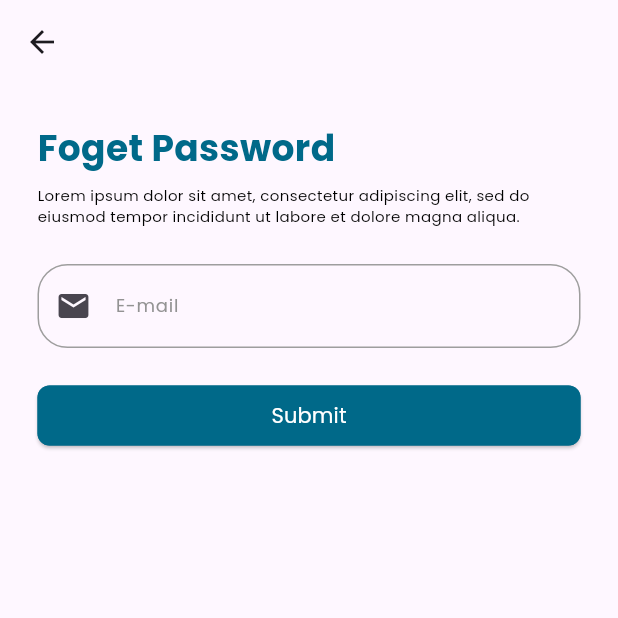
After one commit to agojolai/RENT_Pinesville, a Flutter app: the forgetPassword screen opened by its route, on a phone screen of 412 x 824 dp, the top half of it. The commit adds this screen. Run offline on Flutter 3.47's test engine with Material 3 defaults, Android fonts, the phone set to English and light mode, and no system bars; our stand-ins replace firebase_auth, firebase_core; accounts and stored records are empty; network calls fail; project files that could hold a hidden picture were left out.

Commit message:
As of 8 pm

```diff
--- /dev/null
+++ b/lib/Billings/submit_bills.dart
@@ -0,0 +1 @@
+import 'package:flutter/material.dart';
--- /dev/null
+++ b/lib/features/password_configuration/forgot_password.dart
@@ -0,0 +1,100 @@
+import 'package:flutter/material.dart';
+
+class forgetPassword extends StatelessWidget {
+  const forgetPassword({super.key});
+
+  @override
+  Widget build(BuildContext context) {
+    return Scaffold(
+      appBar: AppBar(
+        title: const Text('Forgot Password',
+        style: TextStyle(
+          fontSize: 16,
+          fontFamily: 'Poppins',
+          fontWeight: FontWeight.bold,
+          color: Color(0xFFFFFFF),
+        ),),
+        centerTitle: true,
+
+      ),
+      body: Padding(
+        padding: const EdgeInsets.all(25),
+        child: Column(
+          crossAxisAlignment: CrossAxisAlignment.start,
+          children: [
+            ///Heading
+            const Text('Foget Password',
+            style: TextStyle(
+              color: Color(0xFF006989),
+              fontFamily: 'Poppins',
+              fontWeight: FontWeight.bold,
+              fontSize: 24,
+            ),),
+
+            const SizedBox(height: 8),
+
+            const Text('Lorem ipsum dolor sit amet, consectetur adipiscing elit, sed do eiusmod tempor incididunt ut labore et dolore magna aliqua.',
+            style: TextStyle(
+              color: Color(0xFF000000),
+              fontFamily: 'Poppins',
+              fontWeight: FontWeight.w300,
+              fontSize: 10,
+            ),),
+
+            const SizedBox(height: 25),
+            ///Text Field
+            TextFormField(
+                decoration: InputDecoration(
+                  labelText: 'E-mail',
+                  labelStyle: const TextStyle(
+                    color: Color(0xFF939393),
+                    fontFamily: 'Poppins',
+                    fontSize: 12
+                  ),
+                  prefixIcon: const Align(
+                    widthFactor: 0.5,
+                    heightFactor: 0.5,
+                    child: Icon(Icons.email),
+                  ),
+                  enabledBorder: OutlineInputBorder(
+                    borderRadius: BorderRadius.circular(20),
+                    borderSide: const BorderSide(width: 1, color: Colors.grey)
+                  )
+                )
+            ),
+
+            const SizedBox(height: 25),
+
+            SizedBox(
+              height: 40.0,
+              width: double.infinity,
+              child: ElevatedButton(onPressed: () {
+
+              },
+                  style: ElevatedButton.styleFrom(
+                    backgroundColor: Color(0xFF006989),
+                    side: const BorderSide(
+                      color: Color(0xFF006989)),
+                    shape: RoundedRectangleBorder(
+                      borderRadius: BorderRadius.circular(8.0),
+                    )
+                  ),
+                  child: const Text('Submit',
+              style: TextStyle(
+                color: Color(0xFFFFFFFF),
+                fontFamily: 'Poppins',
+              ),)),
+            )
+
+
+
+            ///Submit Button
+
+
+
+          ],
+        ),
+      ),
+    );
+  }
+}
--- a/lib/main.dart
+++ b/lib/main.dart
@@ -1,5 +1,10 @@
 import 'package:firebase_core/firebase_core.dart';
 import 'package:flutter/material.dart';
+import 'package:untitled/Billings/pay_bills.dart';
+import 'package:untitled/Billings/submit_report.dart';
+import 'package:untitled/Billings/transaction_history.dart';
+import 'package:untitled/Billings/view_bills.dart';
+import 'package:untitled/features/password_configuration/forgot_password.dart';
 import 'package:untitled/pages/announcements_page.dart';
 import 'package:untitled/pages/auth_page.dart';
 import 'package:untitled/pages/ProfilePage.dart';
@@ -36,6 +41,12 @@ class MyApp extends StatelessWidget {
         '/chat_page': (context) => ProfilePage(),
         '/pay_rent': (context) => PayRentPage(),
         '/trans_history': (context) => TransHistoryPage(),
+        '/features/password_configuration': (context) => forgetPassword(),
+        '/Billings/view_bills': (context) => viewBills(),
+        '/Billings/transaction_history' : (context) => transactionHistory(),
+        '/Billings/pay_bills' : (context) => payBills(),
+        '/Billings/submit_report' : (context) => submitReport(),
+
     },
     );
   }
--- a/lib/pages/login_page.dart
+++ b/lib/pages/login_page.dart
@@ -2,6 +2,8 @@ import 'package:firebase_auth/firebase_auth.dart';
 import 'package:flutter/material.dart';
 import 'package:untitled/components/buttons.dart';
 import 'package:untitled/components/textFields.dart';
+import 'package:untitled/features/password_configuration/forgot_password.dart';
+
 
 class LoginPage extends StatefulWidget {
   LoginPage({super.key});
@@ -115,15 +117,18 @@ class _LoginPageState extends State<LoginPage> {
 
               const SizedBox(height: 35),
 
-              // forgot password
-              const Text(
-                'Forgot Password?',
+              new GestureDetector(
+                onTap: (){
+                  Navigator.pushNamed(context, '/features/password_configuration');
+                },
+                child: const Text('Forget Password?',
                 style: TextStyle(
                   color: Color(0xFF006989),
                   fontFamily: 'Poppins',
                   fontSize: 12,
-                ),
+                ),),
               ),
+
 
               const SizedBox(height: 35),
 
--- a/pubspec.yaml
+++ b/pubspec.yaml
@@ -40,6 +40,7 @@ dependencies:
   firebase_core: ^3.10.0
 
   cloud_firestore: ^5.6.1
+  iconsax: ^0.0.8
 
 dev_dependencies:
   flutter_test:
```
Also changed, not shown: lib/Billings/pay_bills.dart (added, +28 -0 lines), lib/Billings/submit_report.dart (added, +28 -0 lines), lib/Billings/transaction_history.dart (added, +28 -0 lines), lib/Billings/view_bills.dart (added, +28 -0 lines), lib/pages/home_page.dart (+7 -6 lines), pubspec.lock. Lines whose indentation alone changed are shown as unchanged.
